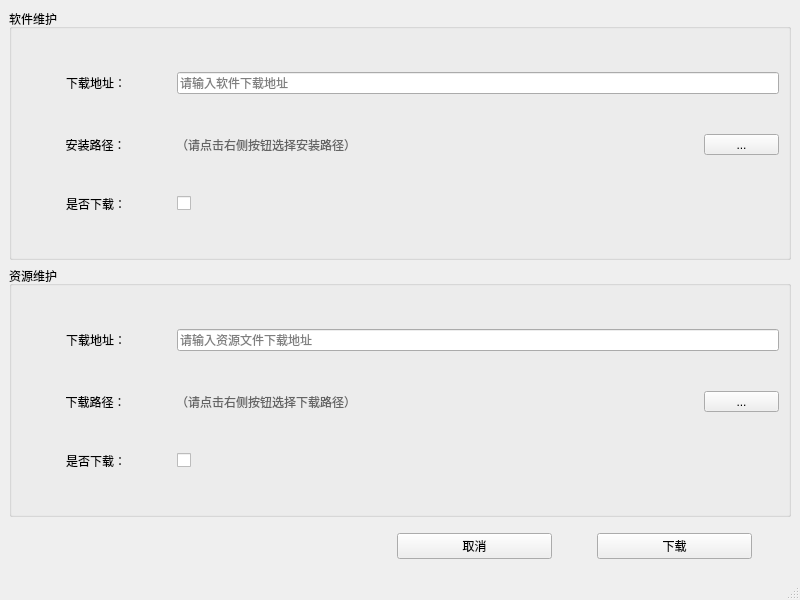
First picture: the form in src/mainwindow.ui, repository money0534/Notepad_QtCLion, before the edit.
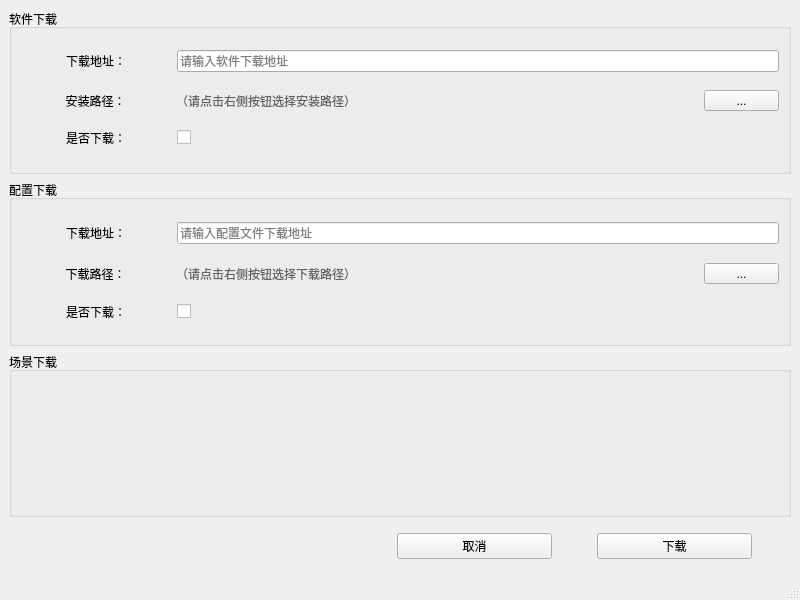
Second picture: the form after the edit.

The edit to the form file:
```diff
--- a/src/mainwindow.ui
+++ b/src/mainwindow.ui
@@ -20,11 +20,11 @@
    <string>MaintenanceTool</string>
   </property>
   <widget class="QWidget" name="centralwidget">
-   <layout class="QVBoxLayout" name="verticalLayout" stretch="4,4,1">
+   <layout class="QVBoxLayout" name="verticalLayout" stretch="4,4,4,1">
     <item>
      <widget class="QGroupBox" name="groupBoxApp">
       <property name="title">
-       <string>软件维护</string>
+       <string>软件下载</string>
       </property>
       <layout class="QVBoxLayout" name="verticalLayout_2">
        <item>
@@ -115,7 +115,7 @@
     <item>
      <widget class="QGroupBox" name="groupBoxRes">
       <property name="title">
-       <string>资源维护</string>
+       <string>配置下载</string>
       </property>
       <layout class="QVBoxLayout" name="verticalLayout_3">
        <item>
@@ -133,7 +133,7 @@
          <item>
           <widget class="QLineEdit" name="leResUrl">
            <property name="placeholderText">
-            <string>请输入资源文件下载地址</string>
+            <string>请输入配置文件下载地址</string>
            </property>
           </widget>
          </item>
@@ -200,6 +200,13 @@
       </layout>
      </widget>
     </item>
+    <item>
+     <widget class="QGroupBox" name="groupBox">
+      <property name="title">
+       <string>场景下载</string>
+      </property>
+     </widget>
+    </item>
     <item>
      <layout class="QHBoxLayout" name="horizontalLayout" stretch="10,4,1,4,1">
       <property name="topMargin">
```
Left out of the diff: 10 changed lines with no effect on the pictures.
